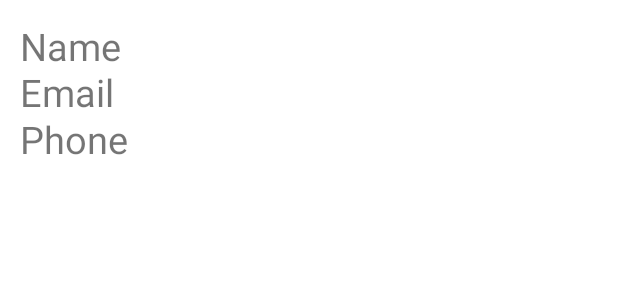
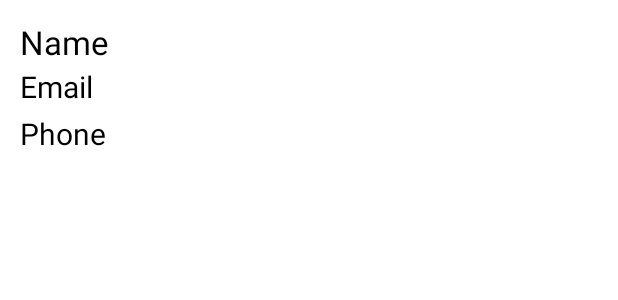
Before and after one commit to dunow0033/ContactListDavid, an Android app: the layout item_contact.xml on its own in the app's theme, with its tools: preview values and no code run, on a phone screen of 412 x 824 dp. Shown: the top 300 px of the screen. Run offline under Robolectric (Android 15) with nearby library versions, the phone set to English and light mode, and no system bars.

```diff
--- a/app/src/main/res/layout/item_contact.xml
+++ b/app/src/main/res/layout/item_contact.xml
@@ -16,7 +16,8 @@
         android:layout_height="0dp"
         android:layout_weight="1"
         tools:text="Name"
-        android:textSize="25sp" />
+        android:textSize="22sp"
+        android:textAppearance="@color/black"/>
 
     <TextView
         android:id="@+id/tvEmail"
@@ -24,7 +25,8 @@
         android:layout_height="0dp"
         android:layout_weight="1"
         tools:text="Email"
-        android:textSize="25sp" />
+        android:textSize="20sp"
+        android:textAppearance="@color/black"/>
 
 
 
@@ -34,7 +36,8 @@
         android:layout_height="0dp"
         android:layout_weight="1"
         tools:text="Phone"
-        android:textSize="25sp"/>
+        android:textSize="20sp"
+        android:textAppearance="@color/black"/>
 
 
 
--- a/app/src/main/res/navigation/nav_graph.xml
+++ b/app/src/main/res/navigation/nav_graph.xml
@@ -8,13 +8,13 @@
     <fragment
         android:id="@+id/addContactFragment"
         android:name="com.example.contactlistroomdb.ui.fragments.AddContactFragment"
-        android:label="AddContactFragment"
-        tools:layout="@layout/fragment_addcontacts"/>
+        android:label="Add Contact"
+        tools:layout="@layout/fragment_addcontacts" />
 
     <fragment
         android:id="@+id/displayContactsFragment"
         android:name="com.example.contactlistroomdb.ui.fragments.DisplayContactsFragment"
-        android:label="DisplayContactsFragment"
+        android:label="Contact List"
         tools:layout="@layout/fragment_displaycontacts">
 
         <action
```
Also changed, not shown: app/src/main/java/com/example/contactlistroomdb/db/ContactDao.kt (+4 -4 lines), app/src/main/java/com/example/contactlistroomdb/repository/ContactRepository.kt (+7 -1 lines), app/src/main/java/com/example/contactlistroomdb/ui/adapter/ContactAdapter.kt (+7 -0 lines), app/src/main/java/com/example/contactlistroomdb/ui/fragments/DisplayContactsFragment.kt (+7 -23 lines), app/src/main/java/com/example/contactlistroomdb/ui/viewmodel/ContactViewModel.kt (+7 -2 lines), app/src/main/res/layout/fragment_displaycontacts.xml (+4 -4 lines).
